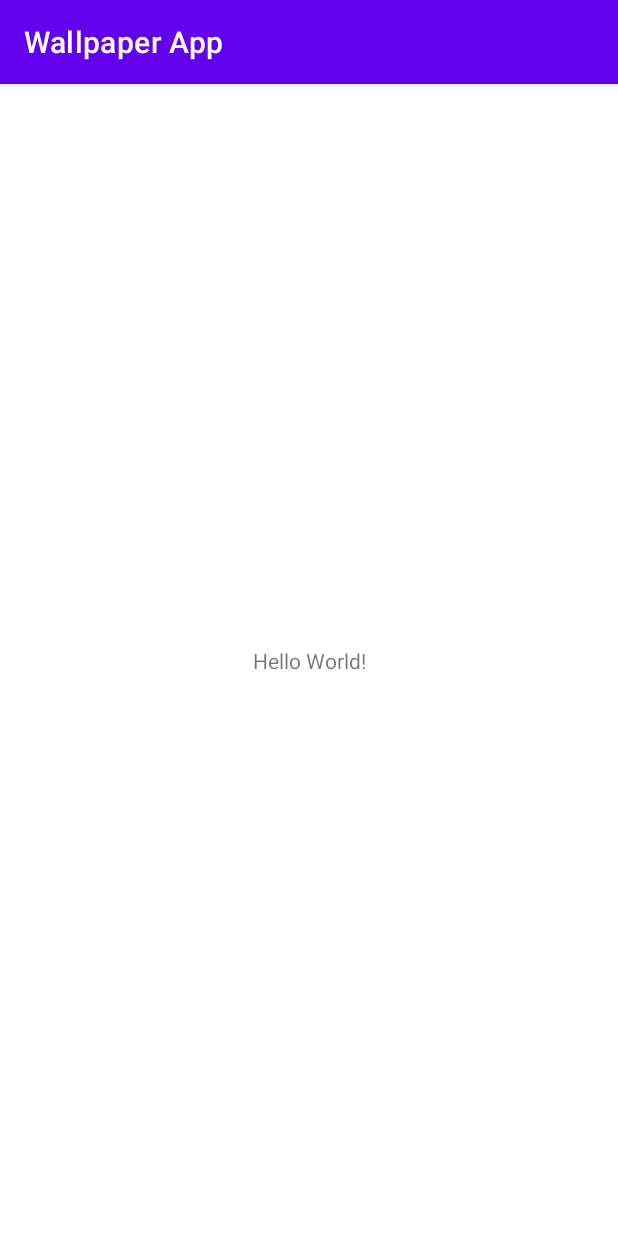
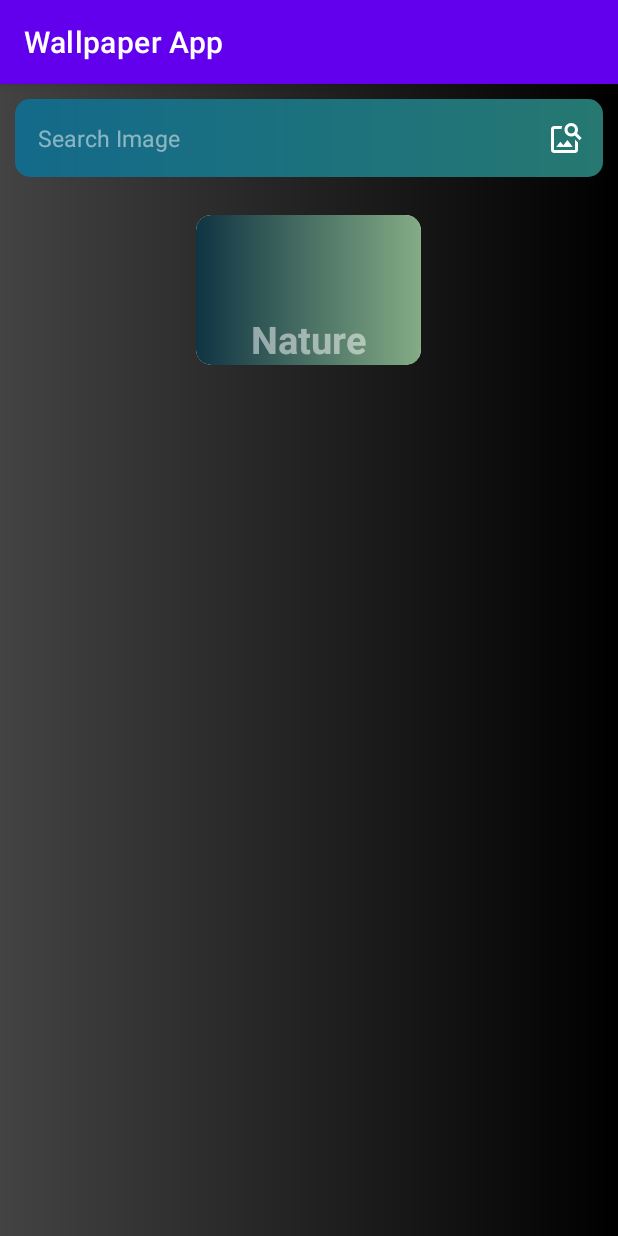
Before and after one commit to PrantoMondal/WallpaperApp, an Android app: the screen it shows after launch (MainActivity), on a phone screen of 412 x 824 dp. Run offline under Robolectric (Android 15) with nearby library versions, the light colour scheme and no system bars.

Commit message:
Some drawable and UI added

```diff
--- /dev/null
+++ b/app/src/main/res/drawable/edittextbg.xml
@@ -0,0 +1,11 @@
+<?xml version="1.0" encoding="utf-8"?>
+<shape xmlns:android="http://schemas.android.com/apk/res/android"
+    android:shape="rectangle">
+    <!--  Gradient Bg for listrow -->
+
+    <gradient android:startColor="#136a8a"
+        android:endColor="#267871">
+
+    </gradient>
+    <corners android:radius="10dp"></corners>
+</shape>
--- /dev/null
+++ b/app/src/main/res/drawable/gradientbg.xml
@@ -0,0 +1,10 @@
+<?xml version="1.0" encoding="utf-8"?>
+<shape xmlns:android="http://schemas.android.com/apk/res/android"
+    android:shape="rectangle">
+    <!--  Gradient Bg for listrow -->
+    <gradient
+        android:endColor="#000000"
+        android:startColor="#434343"
+        />
+
+</shape>
--- /dev/null
+++ b/app/src/main/res/drawable/gradientnature.xml
@@ -0,0 +1,10 @@
+<?xml version="1.0" encoding="utf-8"?>
+<shape xmlns:android="http://schemas.android.com/apk/res/android"
+    android:shape="rectangle">
+    <!--  Gradient Bg for listrow -->
+    <gradient
+        android:startColor="#0f3443"
+        android:endColor="#84AC85"
+        />
+    <corners android:radius="10dp"></corners>
+</shape>
--- /dev/null
+++ b/app/src/main/res/drawable/ic_baseline_image_search_24.xml
@@ -0,0 +1,10 @@
+<vector xmlns:android="http://schemas.android.com/apk/res/android"
+    android:width="24dp"
+    android:height="24dp"
+    android:viewportWidth="24"
+    android:viewportHeight="24"
+    android:tint="?attr/colorControlNormal">
+  <path
+      android:fillColor="@android:color/white"
+      android:pathData="M18,13v7L4,20L4,6h5.02c0.05,-0.71 0.22,-1.38 0.48,-2L4,4c-1.1,0 -2,0.9 -2,2v14c0,1.1 0.9,2 2,2h14c1.1,0 2,-0.9 2,-2v-5l-2,-2zM16.5,18h-11l2.75,-3.53 1.96,2.36 2.75,-3.54zM19.3,8.89c0.44,-0.7 0.7,-1.51 0.7,-2.39C20,4.01 17.99,2 15.5,2S11,4.01 11,6.5s2.01,4.5 4.49,4.5c0.88,0 1.7,-0.26 2.39,-0.7L21,13.42 22.42,12 19.3,8.89zM15.5,9C14.12,9 13,7.88 13,6.5S14.12,4 15.5,4 18,5.12 18,6.5 16.88,9 15.5,9z"/>
+</vector>
--- a/app/src/main/res/layout/activity_main.xml
+++ b/app/src/main/res/layout/activity_main.xml
@@ -1,18 +1,90 @@
 <?xml version="1.0" encoding="utf-8"?>
-<androidx.constraintlayout.widget.ConstraintLayout xmlns:android="http://schemas.android.com/apk/res/android"
+<RelativeLayout xmlns:android="http://schemas.android.com/apk/res/android"
     xmlns:app="http://schemas.android.com/apk/res-auto"
     xmlns:tools="http://schemas.android.com/tools"
     android:layout_width="match_parent"
     android:layout_height="match_parent"
+    android:background="@drawable/gradientbg"
     tools:context=".MainActivity">
 
-    <TextView
-        android:layout_width="wrap_content"
+    <LinearLayout
+        android:id="@+id/searchLayout"
+        android:layout_width="match_parent"
         android:layout_height="wrap_content"
-        android:text="Hello World!"
-        app:layout_constraintBottom_toBottomOf="parent"
-        app:layout_constraintLeft_toLeftOf="parent"
-        app:layout_constraintRight_toRightOf="parent"
-        app:layout_constraintTop_toTopOf="parent" />
+        android:layout_marginLeft="10dp"
+        android:layout_marginTop="10dp"
+        android:layout_marginRight="10dp"
+        android:layout_marginBottom="10dp"
+        android:orientation="horizontal">
+        <EditText
+            android:layout_width="match_parent"
+            android:layout_height="wrap_content"
+            android:hint="@string/search_image"
+            android:padding="15dp"
+            android:textColor="@color/white"
+            android:textColorHint="#80FFFFFF"
+            android:background="@drawable/edittextbg"
+            android:textSize="15sp"/>
 
-</androidx.constraintlayout.widget.ConstraintLayout>
+        <ImageButton
+            android:layout_width="50dp"
+            android:layout_height="50dp"
+            android:layout_gravity="center"
+            android:src="@drawable/ic_baseline_image_search_24"
+            android:id="@+id/search"
+            android:layout_marginLeft="-50dp"
+            android:background="@android:color/transparent"
+            app:tint="@color/white" />
+
+
+
+    </LinearLayout>
+    <LinearLayout
+        android:layout_width="match_parent"
+        android:layout_height="wrap_content"
+        android:layout_marginTop="10dp"
+        android:layout_below="@+id/searchLayout"
+        android:id="@+id/bottomLayout"
+        android:orientation="vertical">
+
+        <LinearLayout
+            android:layout_width="match_parent"
+            android:layout_height="wrap_content"
+            android:gravity="center"
+            android:layout_marginLeft="5dp"
+            android:layout_marginRight="5dp"
+            android:orientation="horizontal">
+
+            <androidx.cardview.widget.CardView
+                android:layout_width="150dp"
+                android:layout_height="100dp"
+                android:id="@+id/nature"
+                android:layout_marginLeft="20dp"
+                android:layout_marginRight="20dp"
+                android:layout_marginTop="5dp"
+                android:layout_marginBottom="5dp"
+                app:cardCornerRadius="10dp">
+                <TextView
+                    android:layout_width="match_parent"
+                    android:layout_height="wrap_content"
+                    android:text="Nature"
+
+                    android:paddingTop="65dp"
+                    android:textColor="#80FFFFFF"
+                    android:background="@drawable/gradientnature"
+                    android:gravity="center"
+                    android:textSize="25sp"
+                    android:textStyle="bold"/>
+
+
+            </androidx.cardview.widget.CardView>
+
+
+
+        </LinearLayout>
+
+
+    </LinearLayout>
+
+
+</RelativeLayout>
--- a/app/src/main/res/values/strings.xml
+++ b/app/src/main/res/values/strings.xml
@@ -1,3 +1,4 @@
 <resources>
     <string name="app_name">Wallpaper App</string>
+    <string name="search_image">Search Image</string>
 </resources>
```
Also changed, not shown: app/src/main/res/drawable/buttonbg.xml (added, +10 -0 lines), app/src/main/res/drawable/gradient_01.xml (added, +10 -0 lines), app/src/main/res/drawable/gradientbus.xml (added, +10 -0 lines), app/src/main/res/drawable/gradienttrain.xml (added, +10 -0 lines), app/src/main/res/drawable/gradienttrending.xml (added, +10 -0 lines), app/src/main/res/drawable/imageviewbg.xml (added, +9 -0 lines), app/src/main/res/drawable/textviewbg.xml (added, +11 -0 lines), app/src/main/res/drawable/bus.png (added), app/src/main/res/drawable/car.png (added), app/src/main/res/drawable/nature.png (added), app/src/main/res/drawable/train.png (added), app/src/main/res/drawable/trending.png (added).
